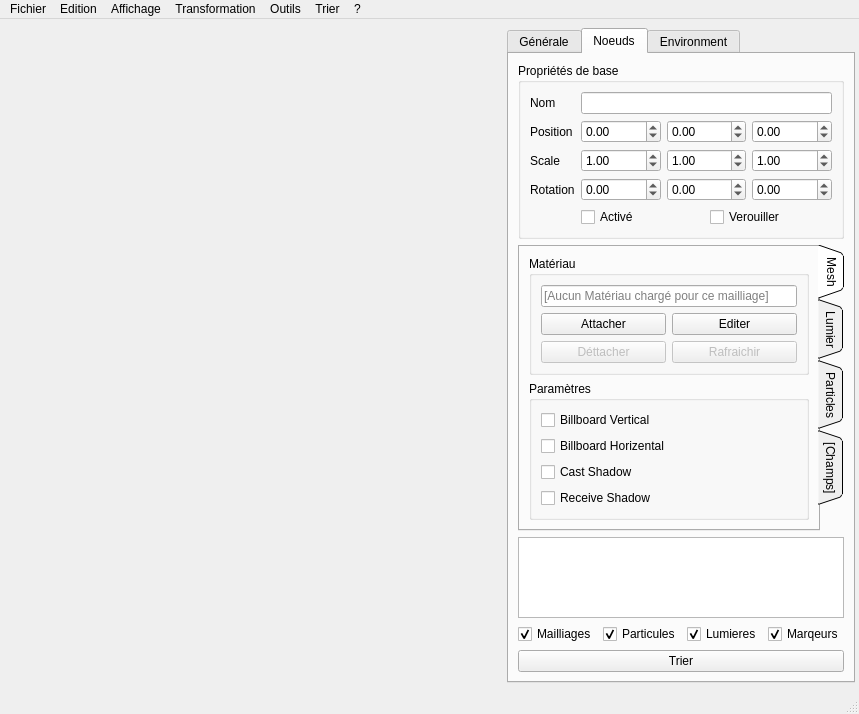
First picture: the form in sources/interface.ui, repository b4n92uid/theball-editor, before the edit.
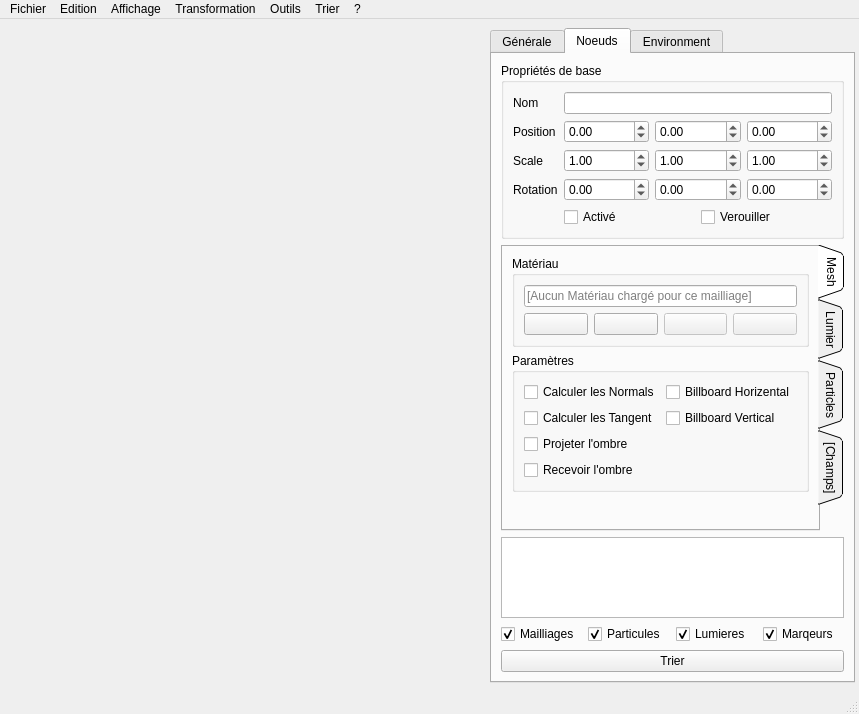
Second picture: the form after the edit. The open tabs and pages were chosen to show the change. Icons and pictures are not drawn. Custom widgets are drawn as their Qt base class.

Commit message: Support of feautre from engine upgrade computeNormal, computeTangent, shaderShadow, textures...

Diff of the .ui file:
```diff
--- a/sources/interface.ui
+++ b/sources/interface.ui
@@ -442,8 +442,8 @@
                 </widget>
                </item>
                <item>
-                <layout class="QGridLayout" name="gridLayout">
-                 <item row="0" column="0">
+                <layout class="QHBoxLayout" name="horizontalLayout_5">
+                 <item>
                   <widget class="QPushButton" name="node_mesh_addmat">
                    <property name="sizePolicy">
                     <sizepolicy hsizetype="Ignored" vsizetype="Fixed">
@@ -452,11 +452,15 @@
                     </sizepolicy>
                    </property>
                    <property name="text">
-                    <string>Attacher</string>
+                    <string/>
+                   </property>
+                   <property name="icon">
+                    <iconset resource="ressource.qrc">
+                     <normaloff>:/Medias/medias/add.png</normaloff>:/Medias/medias/add.png</iconset>
                    </property>
                   </widget>
                  </item>
-                 <item row="0" column="1">
+                 <item>
                   <widget class="QPushButton" name="node_mesh_editmat">
                    <property name="enabled">
                     <bool>true</bool>
@@ -468,30 +472,18 @@
                     </sizepolicy>
                    </property>
                    <property name="text">
-                    <string>Editer</string>
+                    <string/>
+                   </property>
+                   <property name="icon">
+                    <iconset resource="ressource.qrc">
+                     <normaloff>:/Medias/medias/draw.png</normaloff>:/Medias/medias/draw.png</iconset>
                    </property>
                    <property name="checkable">
                     <bool>false</bool>
                    </property>
                   </widget>
                  </item>
-                 <item row="1" column="0">
-                  <widget class="QPushButton" name="node_mesh_relmat">
-                   <property name="enabled">
-                    <bool>false</bool>
-                   </property>
-                   <property name="sizePolicy">
-                    <sizepolicy hsizetype="Ignored" vsizetype="Fixed">
-                     <horstretch>0</horstretch>
-                     <verstretch>0</verstretch>
-                    </sizepolicy>
-                   </property>
-                   <property name="text">
-                    <string>Déttacher</string>
-                   </property>
-                  </widget>
-                 </item>
-                 <item row="1" column="1">
+                 <item>
                   <widget class="QPushButton" name="node_mesh_reloadmat">
                    <property name="enabled">
                     <bool>false</bool>
@@ -503,13 +495,37 @@
                     </sizepolicy>
                    </property>
                    <property name="text">
-                    <string>Rafraichir</string>
+                    <string/>
+                   </property>
+                   <property name="icon">
+                    <iconset resource="ressource.qrc">
+                     <normaloff>:/Medias/medias/rotate.png</normaloff>:/Medias/medias/rotate.png</iconset>
                    </property>
                    <property name="checkable">
                     <bool>false</bool>
                    </property>
                   </widget>
                  </item>
+                 <item>
+                  <widget class="QPushButton" name="node_mesh_relmat">
+                   <property name="enabled">
+                    <bool>false</bool>
+                   </property>
+                   <property name="sizePolicy">
+                    <sizepolicy hsizetype="Ignored" vsizetype="Fixed">
+                     <horstretch>0</horstretch>
+                     <verstretch>0</verstretch>
+                    </sizepolicy>
+                   </property>
+                   <property name="text">
+                    <string/>
+                   </property>
+                   <property name="icon">
+                    <iconset resource="ressource.qrc">
+                     <normaloff>:/Medias/medias/eraser.png</normaloff>:/Medias/medias/eraser.png</iconset>
+                   </property>
+                  </widget>
+                 </item>
                 </layout>
                </item>
               </layout>
@@ -520,32 +536,46 @@
               <property name="title">
                <string>Paramètres</string>
               </property>
-              <layout class="QVBoxLayout" name="verticalLayout_2">
-               <item>
-                <widget class="QCheckBox" name="node_mesh_billboard_y">
+              <layout class="QGridLayout" name="gridLayout_2">
+               <item row="4" column="0">
+                <widget class="QCheckBox" name="node_mesh_receiveshadow">
                  <property name="text">
-                  <string>Billboard Vertical</string>
+                  <string>Recevoir l'ombre</string>
                  </property>
                 </widget>
                </item>
-               <item>
+               <item row="3" column="0">
+                <widget class="QCheckBox" name="node_mesh_castshadow">
+                 <property name="text">
+                  <string>Projeter l'ombre</string>
+                 </property>
+                </widget>
+               </item>
+               <item row="1" column="0">
+                <widget class="QCheckBox" name="node_mesh_cnormal">
+                 <property name="text">
+                  <string>Calculer les Normals</string>
+                 </property>
+                </widget>
+               </item>
+               <item row="2" column="0">
+                <widget class="QCheckBox" name="node_mesh_ctangent">
+                 <property name="text">
+                  <string>Calculer les Tangent</string>
+                 </property>
+                </widget>
+               </item>
+               <item row="1" column="1">
                 <widget class="QCheckBox" name="node_mesh_billboard_x">
                  <property name="text">
                   <string>Billboard Horizental</string>
                  </property>
                 </widget>
                </item>
-               <item>
-                <widget class="QCheckBox" name="node_mesh_castshadow">
+               <item row="2" column="1">
+                <widget class="QCheckBox" name="node_mesh_billboard_y">
                  <property name="text">
-                  <string>Cast Shadow</string>
-                 </property>
-                </widget>
-               </item>
-               <item>
-                <widget class="QCheckBox" name="node_mesh_receiveshadow">
-                 <property name="text">
-                  <string>Receive Shadow</string>
+                  <string>Billboard Vertical</string>
                  </property>
                 </widget>
                </item>
```
Left out of the diff: 13 changed lines with no effect on the pictures. The commit also changes 9 other files.
